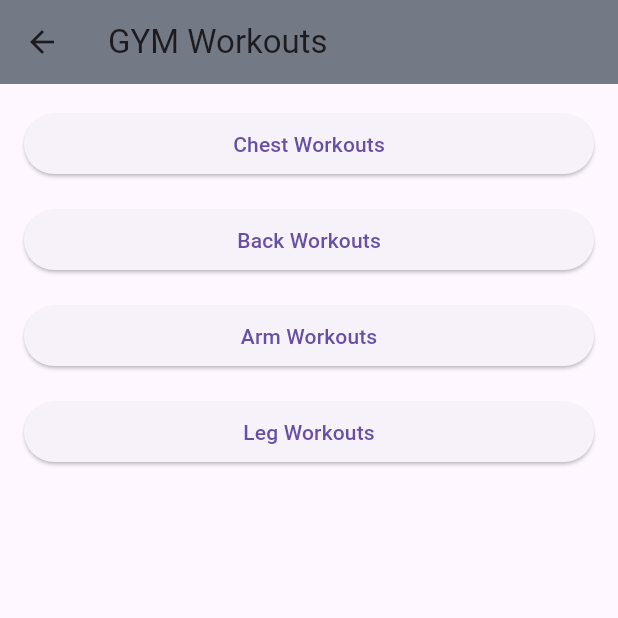
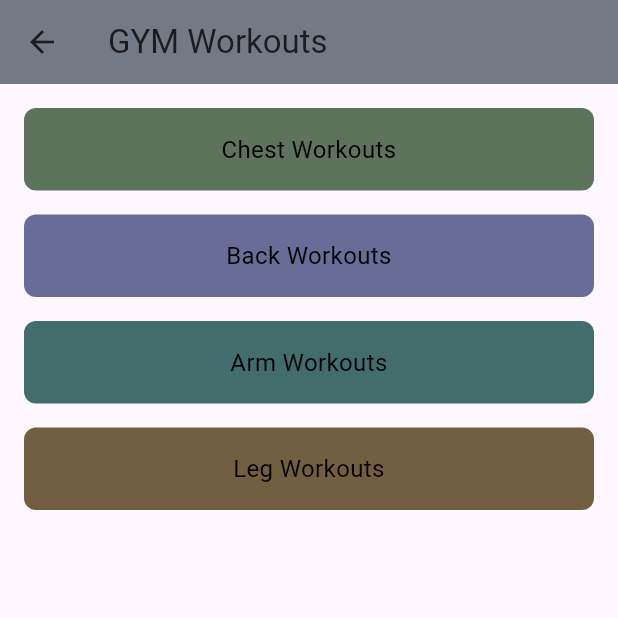
Before and after one commit to FelixJon17/UTS_MOBILEPROGRAMMING_KELOMPOK8, a Flutter app: the GymWorkoutsScreen screen opened directly, on a phone screen of 412 x 824 dp, the top half of it. Run offline on Flutter 3.47's test engine with Material 3 defaults, Android fonts, the phone set to English and light mode, and no system bars.

Commit message:
ganti warna + container

```diff
--- a/lib/screen/gym_workouts.dart
+++ b/lib/screen/gym_workouts.dart
@@ -28,24 +28,72 @@ class GymWorkoutsScreenState extends State<GymWorkoutsScreen> {
         child: Column(
           crossAxisAlignment: CrossAxisAlignment.stretch,
           children: [
-            ElevatedButton(
-              onPressed: () => _onWorkoutSelected('Chest'),
-              child: const Text('Chest Workouts'),
+            GestureDetector(
+              onTap: () => _onWorkoutSelected('Chest'),
+              child: Container(
+                padding: const EdgeInsets.all(16.0),
+                decoration: BoxDecoration(
+                  color: const Color.fromARGB(255, 94, 115, 92),
+                  borderRadius: BorderRadius.circular(8.0),
+                ),
+                child: const Text(
+                  'Chest Workouts',
+                  textAlign: TextAlign.center,
+                  style: TextStyle(
+                      color: Color.fromARGB(255, 0, 0, 0), fontSize: 16.0),
+                ),
+              ),
             ),
             const SizedBox(height: 16.0),
-            ElevatedButton(
-              onPressed: () => _onWorkoutSelected('Back'),
-              child: const Text('Back Workouts'),
+            GestureDetector(
+              onTap: () => _onWorkoutSelected('Back'),
+              child: Container(
+                padding: const EdgeInsets.all(16.0),
+                decoration: BoxDecoration(
+                  color: const Color.fromARGB(255, 104, 108, 150),
+                  borderRadius: BorderRadius.circular(8.0),
+                ),
+                child: const Text(
+                  'Back Workouts',
+                  textAlign: TextAlign.center,
+                  style: TextStyle(
+                      color: Color.fromARGB(255, 0, 0, 0), fontSize: 16.0),
+                ),
+              ),
             ),
             const SizedBox(height: 16.0),
-            ElevatedButton(
-              onPressed: () => _onWorkoutSelected('Arms'),
-              child: const Text('Arm Workouts'),
+            GestureDetector(
+              onTap: () => _onWorkoutSelected('Arms'),
+              child: Container(
+                padding: const EdgeInsets.all(16.0),
+                decoration: BoxDecoration(
+                  color: const Color.fromARGB(255, 67, 108, 109),
+                  borderRadius: BorderRadius.circular(8.0),
+                ),
+                child: const Text(
+                  'Arm Workouts',
+                  textAlign: TextAlign.center,
+                  style: TextStyle(
+                      color: Color.fromARGB(255, 0, 0, 0), fontSize: 16.0),
+                ),
+              ),
             ),
             const SizedBox(height: 16.0),
-            ElevatedButton(
-              onPressed: () => _onWorkoutSelected('Legs'),
-              child: const Text('Leg Workouts'),
+            GestureDetector(
+              onTap: () => _onWorkoutSelected('Legs'),
+              child: Container(
+                padding: const EdgeInsets.all(16.0),
+                decoration: BoxDecoration(
+                  color: const Color.fromARGB(255, 114, 94, 65),
+                  borderRadius: BorderRadius.circular(8.0),
+                ),
+                child: const Text(
+                  'Leg Workouts',
+                  textAlign: TextAlign.center,
+                  style: TextStyle(
+                      color: Color.fromARGB(255, 0, 0, 0), fontSize: 16.0),
+                ),
+              ),
             ),
           ],
         ),
```
Also changed, not shown: lib/screen/cardio.dart (added).
